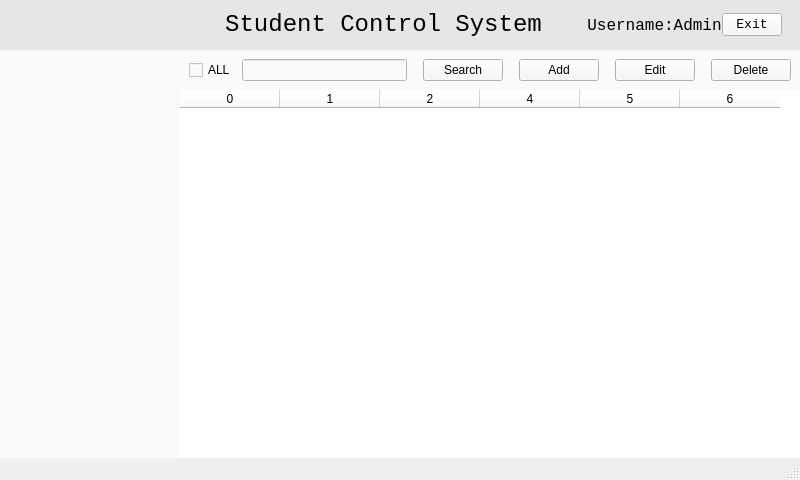
Qt form mainwindow.ui (liyu12345cba/QT-Student-Information-Control-System-) before a commit.
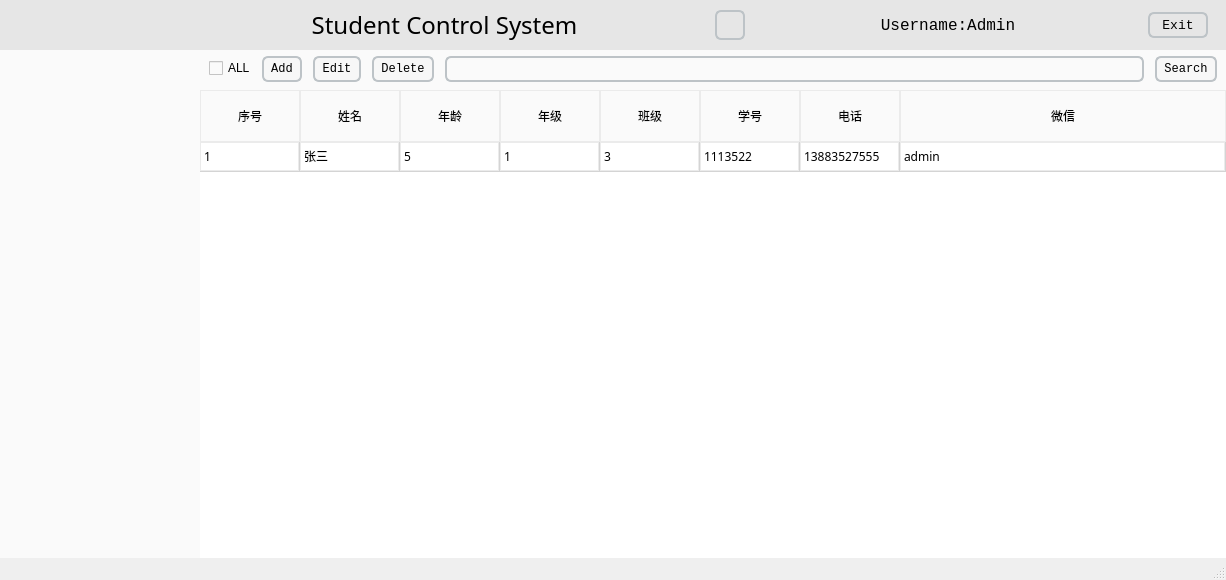
The same form after that commit. Icons and pictures are not drawn.

What changed in the file:
```diff
--- a/mainwindow.ui
+++ b/mainwindow.ui
@@ -6,8 +6,8 @@
    <rect>
     <x>0</x>
     <y>0</y>
-    <width>800</width>
-    <height>480</height>
+    <width>1226</width>
+    <height>580</height>
    </rect>
   </property>
   <property name="minimumSize">
@@ -46,136 +46,6 @@
     <property name="spacing">
      <number>0</number>
     </property>
-    <item row="0" column="0">
-     <widget class="QWidget" name="widget" native="true">
-      <property name="maximumSize">
-       <size>
-        <width>16777215</width>
-        <height>50</height>
-       </size>
-      </property>
-      <property name="styleSheet">
-       <string notr="true">background-color: rgb(230, 230, 230);</string>
-      </property>
-      <layout class="QGridLayout" name="gridLayout_2" columnstretch="1,1,1">
-       <item row="0" column="0">
-        <spacer name="horizontalSpacer">
-         <property name="orientation">
-          <enum>Qt::Horizontal</enum>
-         </property>
-         <property name="sizeHint" stdset="0">
-          <size>
-           <width>68</width>
-           <height>38</height>
-          </size>
-         </property>
-        </spacer>
-       </item>
-       <item row="0" column="1">
-        <widget class="QLabel" name="label">
-         <property name="font">
-          <font>
-           <family>Consolas</family>
-           <pointsize>18</pointsize>
-          </font>
-         </property>
-         <property name="text">
-          <string>Student Control System</string>
-         </property>
-         <property name="alignment">
-          <set>Qt::AlignCenter</set>
-         </property>
-        </widget>
-       </item>
-       <item row="0" column="2">
-        <widget class="QWidget" name="widget_2" native="true">
-         <layout class="QGridLayout" name="gridLayout">
-          <property name="leftMargin">
-           <number>9</number>
-          </property>
-          <property name="topMargin">
-           <number>0</number>
-          </property>
-          <property name="rightMargin">
-           <number>9</number>
-          </property>
-          <property name="bottomMargin">
-           <number>0</number>
-          </property>
-          <property name="spacing">
-           <number>0</number>
-          </property>
-          <item row="0" column="0">
-           <widget class="QLabel" name="label_2">
-            <property name="minimumSize">
-             <size>
-              <width>30</width>
-              <height>30</height>
-             </size>
-            </property>
-            <property name="maximumSize">
-             <size>
-              <width>30</width>
-              <height>30</height>
-             </size>
-            </property>
-            <property name="styleSheet">
-             <string notr="true">border-image: url(:/user.jpeg);</string>
-            </property>
-            <property name="text">
-             <string/>
-            </property>
-           </widget>
-          </item>
-          <item row="0" column="3">
-           <widget class="QPushButton" name="btn_exit">
-            <property name="maximumSize">
-             <size>
-              <width>60</width>
-              <height>16777215</height>
-             </size>
-            </property>
-            <property name="font">
-             <font>
-              <family>Consolas</family>
-              <pointsize>10</pointsize>
-             </font>
-            </property>
-            <property name="styleSheet">
-             <string notr="true">
-
-QPushButton{background-color: rgb(247, 247, 247);}
-
-QPushButton:hover{background-color: rgb(238, 238, 238); }
-</string>
-            </property>
-            <property name="text">
-             <string>Exit</string>
-            </property>
-           </widget>
-          </item>
-          <item row="0" column="2">
-           <widget class="QLabel" name="label_3">
-            <property name="font">
-             <font>
-              <family>Consolas</family>
-              <pointsize>12</pointsize>
-             </font>
-            </property>
-            <property name="text">
-             <string>Username:Admin</string>
-            </property>
-            <property name="alignment">
-             <set>Qt::AlignCenter</set>
-            </property>
-           </widget>
-          </item>
-         </layout>
-        </widget>
-       </item>
-      </layout>
-     </widget>
-    </item>
     <item row="1" column="0">
      <widget class="QWidget" name="widget_5" native="true">
       <layout class="QGridLayout" name="gridLayout_7">
@@ -198,7 +68,7 @@
         <widget class="QTreeWidget" name="treeWidget">
          <property name="maximumSize">
           <size>
-           <width>180</width>
+           <width>200</width>
            <height>16777215</height>
           </size>
          </property>
@@ -208,6 +78,12 @@
            <pointsize>10</pointsize>
           </font>
          </property>
+         <property name="mouseTracking">
+          <bool>false</bool>
+         </property>
+         <property name="autoFillBackground">
+          <bool>false</bool>
+         </property>
          <property name="styleSheet">
           <string notr="true">QTreeWidget
 {
@@ -269,45 +145,6 @@
               <property name="spacing">
                <number>0</number>
               </property>
-              <item row="1" column="0">
-               <widget class="QTableWidget" name="tableWidget">
-                <property name="styleSheet">
-                 <string notr="true">QTableWidget
-{border:none
-}</string>
-                </property>
-                <column>
-                 <property name="text">
-                  <string>0</string>
-                 </property>
-                </column>
-                <column>
-                 <property name="text">
-                  <string>1</string>
-                 </property>
-                </column>
-                <column>
-                 <property name="text">
-                  <string>2</string>
-                 </property>
-                </column>
-                <column>
-                 <property name="text">
-                  <string>4</string>
-                 </property>
-                </column>
-                <column>
-                 <property name="text">
-                  <string>5</string>
-                 </property>
-                </column>
-                <column>
-                 <property name="text">
-                  <string>6</string>
-                 </property>
-                </column>
-               </widget>
-              </item>
               <item row="0" column="0">
                <widget class="QWidget" name="widget_3" native="true">
                 <property name="maximumSize">
@@ -317,9 +154,41 @@
                  </size>
                 </property>
                 <property name="styleSheet">
-                 <string notr="true">	background-color: rgb(250, 250, 250);</string>
+                 <string notr="true">QWidget{	background-color: rgb(250, 250, 250);}
+QPushButton{border:2px solid #bdc3c7;min-height:22;border-radius:6;}
+
+</string>
                 </property>
                 <layout class="QGridLayout" name="gridLayout_4">
+                 <property name="topMargin">
+                  <number>6</number>
+                 </property>
+                 <property name="bottomMargin">
+                  <number>9</number>
+                 </property>
+                 <item row="0" column="5">
+                  <spacer name="horizontalSpacer_5">
+                   <property name="orientation">
+                    <enum>Qt::Horizontal</enum>
+                   </property>
+                   <property name="sizeType">
+                    <enum>QSizePolicy::Fixed</enum>
+                   </property>
+                   <property name="sizeHint" stdset="0">
+                    <size>
+                     <width>5</width>
+                     <height>20</height>
+                    </size>
+                   </property>
+                  </spacer>
+                 </item>
+                 <item row="0" column="9">
+                  <widget class="QLineEdit" name="lineEdit">
+                   <property name="styleSheet">
+                    <string notr="true">QLineEdit{border:2px solid #bdc3c7;min-height:22;border-radius:6;}</string>
+                   </property>
+                  </widget>
+                 </item>
                  <item row="0" column="0">
                   <widget class="QCheckBox" name="checkBox">
                    <property name="text">
@@ -327,71 +196,34 @@
                    </property>
                   </widget>
                  </item>
-                 <item row="0" column="6">
-                  <spacer name="horizontalSpacer_4">
-                   <property name="orientation">
-                    <enum>Qt::Horizontal</enum>
-                   </property>
-                   <property name="sizeType">
-                    <enum>QSizePolicy::Fixed</enum>
-                   </property>
-                   <property name="sizeHint" stdset="0">
-                    <size>
-                     <width>10</width>
-                     <height>20</height>
-                    </size>
-                   </property>
-                  </spacer>
-                 </item>
-                 <item row="0" column="1">
-                  <widget class="QLineEdit" name="lineEdit"/>
-                 </item>
-                 <item row="0" column="7">
-                  <widget class="QPushButton" name="pushButton_3">
-                   <property name="styleSheet">
-                    <string notr="true">
-
-QPushButton{background-color: rgb(247, 247, 247);}
-
-QPushButton:hover{background-color: rgb(238, 238, 238); }
-</string>
-                   </property>
-                   <property name="text">
-                    <string>Edit</string>
-                   </property>
-                  </widget>
-                 </item>
-                 <item row="0" column="9">
-                  <widget class="QPushButton" name="pushButton_4">
-                   <property name="styleSheet">
-                    <string notr="true">
-
-QPushButton{background-color: rgb(247, 247, 247);}
-
-QPushButton:hover{background-color: rgb(238, 238, 238); }
-</string>
-                   </property>
-                   <property name="text">
-                    <string>Delete</string>
-                   </property>
-                  </widget>
-                 </item>
-                 <item row="0" column="3">
+                 <item row="0" column="11">
                   <widget class="QPushButton" name="pushButton">
+                   <property name="sizePolicy">
+                    <sizepolicy hsizetype="Maximum" vsizetype="Fixed">
+                     <horstretch>0</horstretch>
+                     <verstretch>0</verstretch>
+                    </sizepolicy>
+                   </property>
+                   <property name="font">
+                    <font>
+                     <family>Consolas</family>
+                    </font>
+                   </property>
                    <property name="styleSheet">
                     <string notr="true">
 
 QPushButton{background-color: rgb(247, 247, 247);}
 
 QPushButton:hover{background-color: rgb(238, 238, 238); }
-</string>
+
+QPushButton:pressed{background-color: rgb(220, 220, 220);}</string>
                    </property>
                    <property name="text">
-                    <string>Search</string>
+                    <string> Search </string>
                    </property>
                   </widget>
                  </item>
-                 <item row="0" column="2">
+                 <item row="0" column="10">
                   <spacer name="horizontalSpacer_2">
                    <property name="orientation">
                     <enum>Qt::Horizontal</enum>
@@ -401,13 +233,40 @@
                    </property>
                    <property name="sizeHint" stdset="0">
                     <size>
-                     <width>10</width>
+                     <width>5</width>
                      <height>20</height>
                     </size>
                    </property>
                   </spacer>
                  </item>
                  <item row="0" column="4">
+                  <widget class="QPushButton" name="pushButton_3">
+                   <property name="sizePolicy">
+                    <sizepolicy hsizetype="Maximum" vsizetype="Fixed">
+                     <horstretch>0</horstretch>
+                     <verstretch>0</verstretch>
+                    </sizepolicy>
+                   </property>
+                   <property name="font">
+                    <font>
+                     <family>Consolas</family>
+                    </font>
+                   </property>
+                   <property name="styleSheet">
+                    <string notr="true">
+
+QPushButton{background-color: rgb(247, 247, 247);}
+
+QPushButton:hover{background-color: rgb(238, 238, 238); }
+
+QPushButton:pressed{background-color: rgb(220, 220, 220);}</string>
+                   </property>
+                   <property name="text">
+                    <string> Edit </string>
+                   </property>
+                  </widget>
+                 </item>
+                 <item row="0" column="8">
                   <spacer name="horizontalSpacer_3">
                    <property name="orientation">
                     <enum>Qt::Horizontal</enum>
@@ -417,29 +276,341 @@
                    </property>
                    <property name="sizeHint" stdset="0">
                     <size>
-                     <width>10</width>
+                     <width>5</width>
                      <height>20</height>
                     </size>
                    </property>
                   </spacer>
                  </item>
-                 <item row="0" column="5">
+                 <item row="0" column="7">
+                  <widget class="QPushButton" name="pushButton_4">
+                   <property name="sizePolicy">
+                    <sizepolicy hsizetype="Maximum" vsizetype="Fixed">
+                     <horstretch>0</horstretch>
+                     <verstretch>0</verstretch>
+                    </sizepolicy>
+                   </property>
+                   <property name="font">
+                    <font>
+                     <family>Consolas</family>
+                    </font>
+                   </property>
+                   <property name="layoutDirection">
+                    <enum>Qt::LeftToRight</enum>
+                   </property>
+                   <property name="styleSheet">
+                    <string notr="true">
+QPushButton{background-color: rgb(247, 247, 247);}
+
+QPushButton:hover{background-color: rgb(238, 238, 238); }
+
+QPushButton:pressed{background-color: rgb(220, 220, 220);}</string>
+                   </property>
+                   <property name="text">
+                    <string> Delete </string>
+                   </property>
+                  </widget>
+                 </item>
+                 <item row="0" column="3">
+                  <spacer name="horizontalSpacer_4">
+                   <property name="orientation">
+                    <enum>Qt::Horizontal</enum>
+                   </property>
+                   <property name="sizeType">
+                    <enum>QSizePolicy::Fixed</enum>
+                   </property>
+                   <property name="sizeHint" stdset="0">
+                    <size>
+                     <width>5</width>
+                     <height>20</height>
+                    </size>
+                   </property>
+                  </spacer>
+                 </item>
+                 <item row="0" column="1">
                   <widget class="QPushButton" name="pushButton_2">
+                   <property name="sizePolicy">
+                    <sizepolicy hsizetype="Maximum" vsizetype="Fixed">
+                     <horstretch>0</horstretch>
+                     <verstretch>0</verstretch>
+                    </sizepolicy>
+                   </property>
+                   <property name="font">
+                    <font>
+                     <family>Consolas</family>
+                    </font>
+                   </property>
                    <property name="styleSheet">
                     <string notr="true">
+QPushButton{background-color: rgb(247, 247, 247);}
 
+QPushButton:hover{background-color: rgb(238, 238, 238); }
+
+QPushButton:pressed{background-color: rgb(220, 220, 220);}</string>
+                   </property>
+                   <property name="text">
+                    <string> Add </string>
+                   </property>
+                  </widget>
+                 </item>
+                </layout>
+               </widget>
+              </item>
+              <item row="1" column="0">
+               <widget class="QTableWidget" name="tableWidget">
+                <property name="font">
+                 <font>
+                  <family>黑体</family>
+                 </font>
+                </property>
+                <property name="styleSheet">
+                 <string notr="true">QTableWidget{
+border:0px solid rgb(250, 250, 250);
+}
+
+QHeaderView::section{
+background-color: rgb(250, 250, 250);
+height:50px;
+border:1px solid rgb(235, 235, 235);
+}
+
+QTableWidget::item
+{
+border:1px solid rgb(235, 235, 235);
+}
+</string>
+                </property>
+                <attribute name="horizontalHeaderStretchLastSection">
+                 <bool>true</bool>
+                </attribute>
+                <attribute name="verticalHeaderVisible">
+                 <bool>false</bool>
+                </attribute>
+                <row>
+                 <property name="text">
+                  <string>1</string>
+                 </property>
+                </row>
+                <column>
+                 <property name="text">
+                  <string>序号</string>
+                 </property>
+                </column>
+                <column>
+                 <property name="text">
+                  <string>姓名</string>
+                 </property>
+                </column>
+                <column>
+                 <property name="text">
+                  <string>年龄</string>
+                 </property>
+                </column>
+                <column>
+                 <property name="text">
+                  <string>年级</string>
+                 </property>
+                </column>
+                <column>
+                 <property name="text">
+                  <string>班级</string>
+                 </property>
+                </column>
+                <column>
+                 <property name="text">
+                  <string>学号</string>
+                 </property>
+                </column>
+                <column>
+                 <property name="text">
+                  <string>电话</string>
+                 </property>
+                </column>
+                <column>
+                 <property name="text">
+                  <string>微信</string>
+                 </property>
+                </column>
+                <item row="0" column="0">
+                 <property name="text">
+                  <string>1</string>
+                 </property>
+                </item>
+                <item row="0" column="1">
+                 <property name="text">
+                  <string>张三</string>
+                 </property>
+                </item>
+                <item row="0" column="2">
+                 <property name="text">
+                  <string>5</string>
+                 </property>
+                </item>
+                <item row="0" column="3">
+                 <property name="text">
+                  <string>1</string>
+                 </property>
+                </item>
+                <item row="0" column="4">
+                 <property name="text">
+                  <string>3</string>
+                 </property>
+                </item>
+                <item row="0" column="5">
+                 <property name="text">
+                  <string>1113522</string>
+                 </property>
+                </item>
+                <item row="0" column="6">
+                 <property name="text">
+                  <string>13883527555</string>
+                 </property>
+                </item>
+                <item row="0" column="7">
+                 <property name="text">
+                  <string>admin</string>
+                 </property>
+                </item>
+               </widget>
+              </item>
+             </layout>
+            </widget>
+            <widget class="QWidget" name="page_2">
+             <layout class="QGridLayout" name="gridLayout_9">
+              <property name="leftMargin">
+               <number>0</number>
+              </property>
+              <property name="topMargin">
+               <number>0</number>
+              </property>
+              <property name="rightMargin">
+               <number>0</number>
+              </property>
+              <property name="bottomMargin">
+               <number>0</number>
+              </property>
+              <property name="spacing">
+               <number>0</number>
+              </property>
+              <item row="0" column="0">
+               <widget class="QWidget" name="widget_6" native="true">
+                <property name="maximumSize">
+                 <size>
+                  <width>16777215</width>
+                  <height>40</height>
+                 </size>
+                </property>
+                <property name="styleSheet">
+                 <string notr="true">QWidget{	background-color: rgb(250, 250, 250);}
+QPushButton{border:2px solid #bdc3c7;min-height:22;border-radius:6;}</string>
+                </property>
+                <layout class="QGridLayout" name="gridLayout_8">
+                 <property name="topMargin">
+                  <number>6</number>
+                 </property>
+                 <property name="bottomMargin">
+                  <number>9</number>
+                 </property>
+                 <item row="0" column="5">
+                  <spacer name="horizontalSpacer_8">
+                   <property name="orientation">
+                    <enum>Qt::Horizontal</enum>
+                   </property>
+                   <property name="sizeType">
+                    <enum>QSizePolicy::Fixed</enum>
+                   </property>
+                   <property name="sizeHint" stdset="0">
+                    <size>
+                     <width>5</width>
+                     <height>20</height>
+                    </size>
+                   </property>
+                  </spacer>
+                 </item>
+                 <item row="0" column="9">
+                  <widget class="QLineEdit" name="lineEdit_2">
+                   <property name="styleSheet">
+                    <string notr="true">QLineEdit{border:2px solid #bdc3c7;min-height:22;border-radius:6;}</string>
+                   </property>
+                  </widget>
+                 </item>
+                 <item row="0" column="0">
+                  <widget class="QCheckBox" name="checkBox_2">
+                   <property name="text">
+                    <string>ALL</string>
+                   </property>
+                  </widget>
+                 </item>
+                 <item row="0" column="11">
+                  <widget class="QPushButton" name="pushButton_5">
+                   <property name="sizePolicy">
+                    <sizepolicy hsizetype="Maximum" vsizetype="Fixed">
+                     <horstretch>0</horstretch>
+                     <verstretch>0</verstretch>
+                    </sizepolicy>
+                   </property>
+                   <property name="font">
+                    <font>
+                     <family>Consolas</family>
+                    </font>
+                   </property>
+                   <property name="styleSheet">
+                    <string notr="true">
+
 QPushButton{background-color: rgb(247, 247, 247);}
 
 QPushButton:hover{background-color: rgb(238, 238, 238); }
 </string>
                    </property>
                    <property name="text">
-                    <string>Add</string>
+                    <string> Search </string>
+                   </property>
+                  </widget>
+                 </item>
+                 <item row="0" column="10">
+                  <spacer name="horizontalSpacer_9">
+                   <property name="orientation">
+                    <enum>Qt::Horizontal</enum>
+                   </property>
+                   <property name="sizeType">
+                    <enum>QSizePolicy::Fixed</enum>
+                   </property>
+                   <property name="sizeHint" stdset="0">
+                    <size>
+                     <width>5</width>
+                     <height>20</height>
+                    </size>
+                   </property>
+                  </spacer>
+                 </item>
+                 <item row="0" column="4">
+                  <widget class="QPushButton" name="pushButton_6">
+                   <property name="sizePolicy">
+                    <sizepolicy hsizetype="Maximum" vsizetype="Fixed">
+                     <horstretch>0</horstretch>
+                     <verstretch>0</verstretch>
+                    </sizepolicy>
+                   </property>
+                   <property name="font">
+                    <font>
+                     <family>Consolas</family>
+                    </font>
+                   </property>
+                   <property name="styleSheet">
+                    <string notr="true">
+
+QPushButton{background-color: rgb(247, 247, 247);}
+
+QPushButton:hover{background-color: rgb(238, 238, 238); }
+</string>
+                   </property>
+                   <property name="text">
+                    <string> Edit </string>
                    </property>
                   </widget>
                  </item>
                  <item row="0" column="8">
-                  <spacer name="horizontalSpacer_5">
+                  <spacer name="horizontalSpacer_10">
                    <property name="orientation">
                     <enum>Qt::Horizontal</enum>
                    </property>
@@ -448,7 +619,7 @@
                    </property>
                    <property name="sizeHint" stdset="0">
                     <size>
-                     <width>10</width>
+                     <width>5</width>
                      <height>20</height>
                     </size>
                    </property>
@@ -459,7 +630,202 @@
               </item>
              </layout>
             </widget>
-            <widget class="QWidget" name="page_2"/>
+           </widget>
+          </item>
+         </layout>
+        </widget>
+       </item>
+      </layout>
+     </widget>
+    </item>
+    <item row="0" column="0">
+     <widget class="QWidget" name="widget" native="true">
+      <property name="maximumSize">
+       <size>
+        <width>16777215</width>
+        <height>50</height>
+       </size>
+      </property>
+      <property name="styleSheet">
+       <string notr="true">background-color: rgb(230, 230, 230);</string>
+      </property>
+      <layout class="QGridLayout" name="gridLayout_2">
+       <item row="0" column="0">
+        <spacer name="horizontalSpacer">
+         <property name="orientation">
+          <enum>Qt::Horizontal</enum>
+         </property>
+         <property name="sizeType">
+          <enum>QSizePolicy::Fixed</enum>
+         </property>
+         <property name="sizeHint" stdset="0">
+          <size>
+           <width>180</width>
+           <height>38</height>
+          </size>
+         </property>
+        </spacer>
+       </item>
+       <item row="0" column="1">
+        <widget class="QLabel" name="label">
+         <property name="sizePolicy">
+          <sizepolicy hsizetype="Preferred" vsizetype="Preferred">
+           <horstretch>0</horstretch>
+           <verstretch>0</verstretch>
+          </sizepolicy>
+         </property>
+         <property name="font">
+          <font>
+           <family>Forte</family>
+           <pointsize>18</pointsize>
+          </font>
+         </property>
+         <property name="toolTip">
+          <string/>
+         </property>
+         <property name="text">
+          <string>Student Control System</string>
+         </property>
+         <property name="alignment">
+          <set>Qt::AlignCenter</set>
+         </property>
+        </widget>
+       </item>
+       <item row="0" column="2">
+        <widget class="QWidget" name="widget_2" native="true">
+         <layout class="QGridLayout" name="gridLayout">
+          <property name="leftMargin">
+           <number>9</number>
+          </property>
+          <property name="topMargin">
+           <number>0</number>
+          </property>
+          <property name="rightMargin">
+           <number>9</number>
+          </property>
+          <property name="bottomMargin">
+           <number>0</number>
+          </property>
+          <property name="spacing">
+           <number>0</number>
+          </property>
+          <item row="0" column="6">
+           <widget class="QPushButton" name="btn_exit">
+            <property name="sizePolicy">
+             <sizepolicy hsizetype="Maximum" vsizetype="Fixed">
+              <horstretch>0</horstretch>
+              <verstretch>0</verstretch>
+             </sizepolicy>
+            </property>
+            <property name="maximumSize">
+             <size>
+              <width>60</width>
+              <height>16777215</height>
+             </size>
+            </property>
+            <property name="font">
+             <font>
+              <family>Consolas</family>
+              <pointsize>10</pointsize>
+             </font>
+            </property>
+            <property name="styleSheet">
+             <string notr="true">QPushButton{border:2px solid #bdc3c7;min-height:22;border-radius:6;}
+
+
+QPushButton:hover{background-color: rgb(238, 238, 238); }
+
+
+QPushButton:pressed{background-color: rgb(220, 220, 220);}</string>
+            </property>
+            <property name="text">
+             <string> Exit </string>
+            </property>
+           </widget>
+          </item>
+          <item row="0" column="5">
+           <spacer name="horizontalSpacer_7">
+            <property name="orientation">
+             <enum>Qt::Horizontal</enum>
+            </property>
+            <property name="sizeType">
+             <enum>QSizePolicy::Fixed</enum>
+            </property>
+            <property name="sizeHint" stdset="0">
+             <size>
+              <width>10</width>
+              <height>20</height>
+             </size>
+            </property>
+           </spacer>
+          </item>
+          <item row="0" column="2">
+           <spacer name="horizontalSpacer_6">
+            <property name="orientation">
+             <enum>Qt::Horizontal</enum>
+            </property>
+            <property name="sizeType">
+             <enum>QSizePolicy::Fixed</enum>
+            </property>
+            <property name="sizeHint" stdset="0">
+             <size>
+              <width>13</width>
+              <height>20</height>
+             </size>
+            </property>
+           </spacer>
+          </item>
+          <item row="0" column="4">
+           <widget class="QLabel" name="label_3">
+            <property name="font">
+             <font>
+              <family>Consolas</family>
+              <pointsize>12</pointsize>
+             </font>
+            </property>
+            <property name="text">
+             <string>Username:Admin</string>
+            </property>
+            <property name="alignment">
+             <set>Qt::AlignCenter</set>
+            </property>
+           </widget>
+          </item>
+          <item row="0" column="1">
+           <widget class="QLabel" name="label_2">
+            <property name="sizePolicy">
+             <sizepolicy hsizetype="Fixed" vsizetype="Preferred">
+              <horstretch>0</horstretch>
+              <verstretch>0</verstretch>
+             </sizepolicy>
+            </property>
+            <property name="minimumSize">
+             <size>
+              <width>30</width>
+              <height>30</height>
+             </size>
+            </property>
+            <property name="maximumSize">
+             <size>
+              <width>30</width>
+              <height>30</height>
+             </size>
+            </property>
+            <property name="font">
+             <font>
+              <family>Agency FB</family>
+             </font>
+            </property>
+            <property name="layoutDirection">
+             <enum>Qt::LeftToRight</enum>
+            </property>
+            <property name="styleSheet">
+             <string notr="true">QLabel{border-image: url(:/user.jpeg);}
+QLabel{border:2px solid #bdc3c7;border-radius:6;}</string>
+            </property>
+            <property name="text">
+             <string/>
+            </property>
            </widget>
           </item>
          </layout>
```
Left out of the diff: 116 changed lines with no effect on the pictures.
